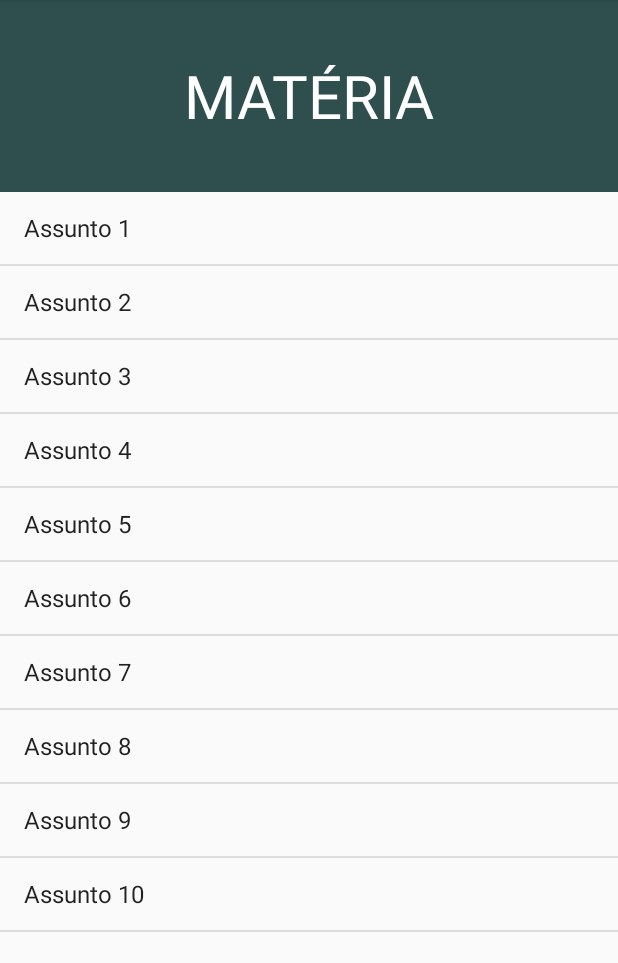
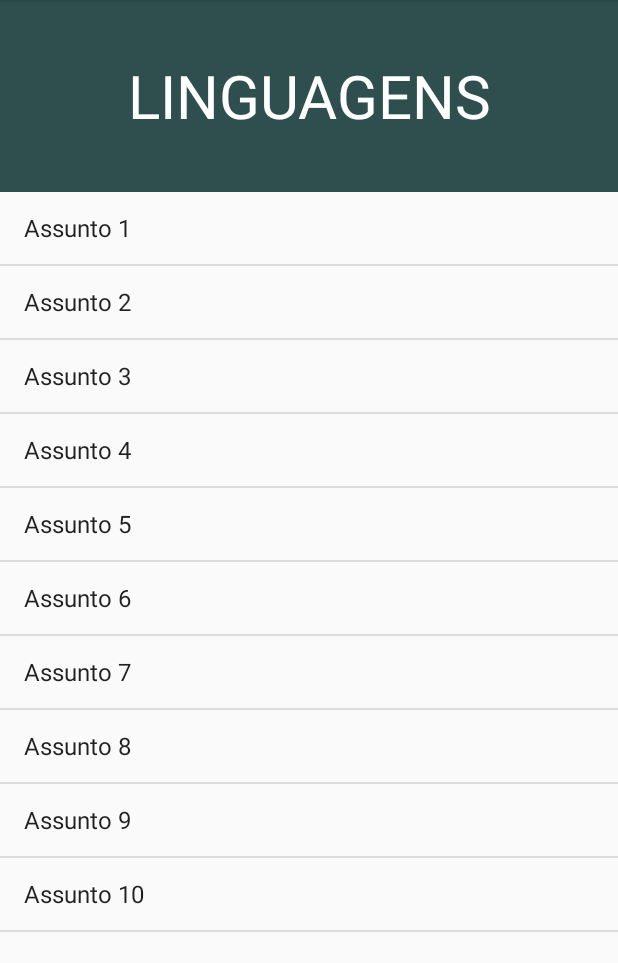
Before and after one commit to whyndson/ProjetoAndroid, an Android app: the Main2Activity screen opened directly, with no data from a screen before it, on a phone screen of 412 x 824 dp, the part 84-1047 px from its top. Run offline under Robolectric (Android 15) with nearby library versions, the light colour scheme and no system bars.

Commit message:
commit dnv

```diff
--- a/app/src/main/res/layout/activity_main2.xml
+++ b/app/src/main/res/layout/activity_main2.xml
@@ -19,7 +19,7 @@
             android:gravity="center"
             android:textSize="40sp"
             android:textColor="#ffffff"
-            android:text="MATÉRIA"/>
+            android:text="LINGUAGENS"/>
     </LinearLayout>
 
     <ListView
```
